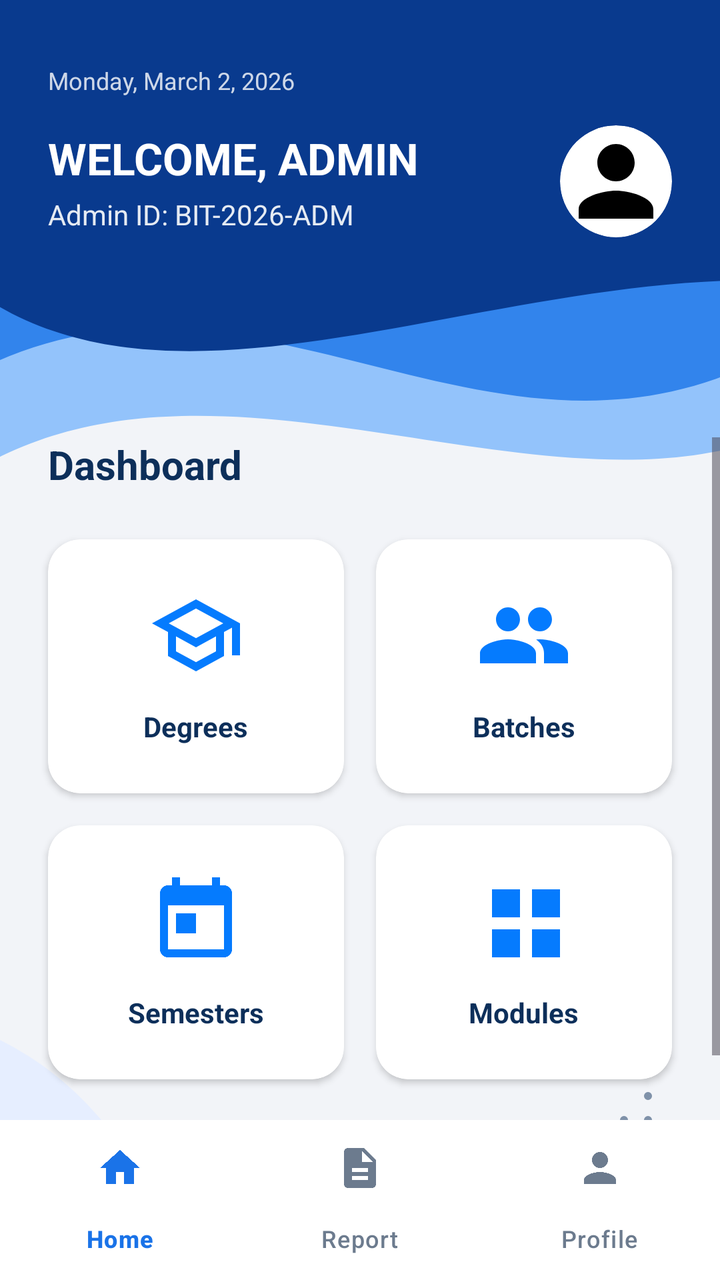
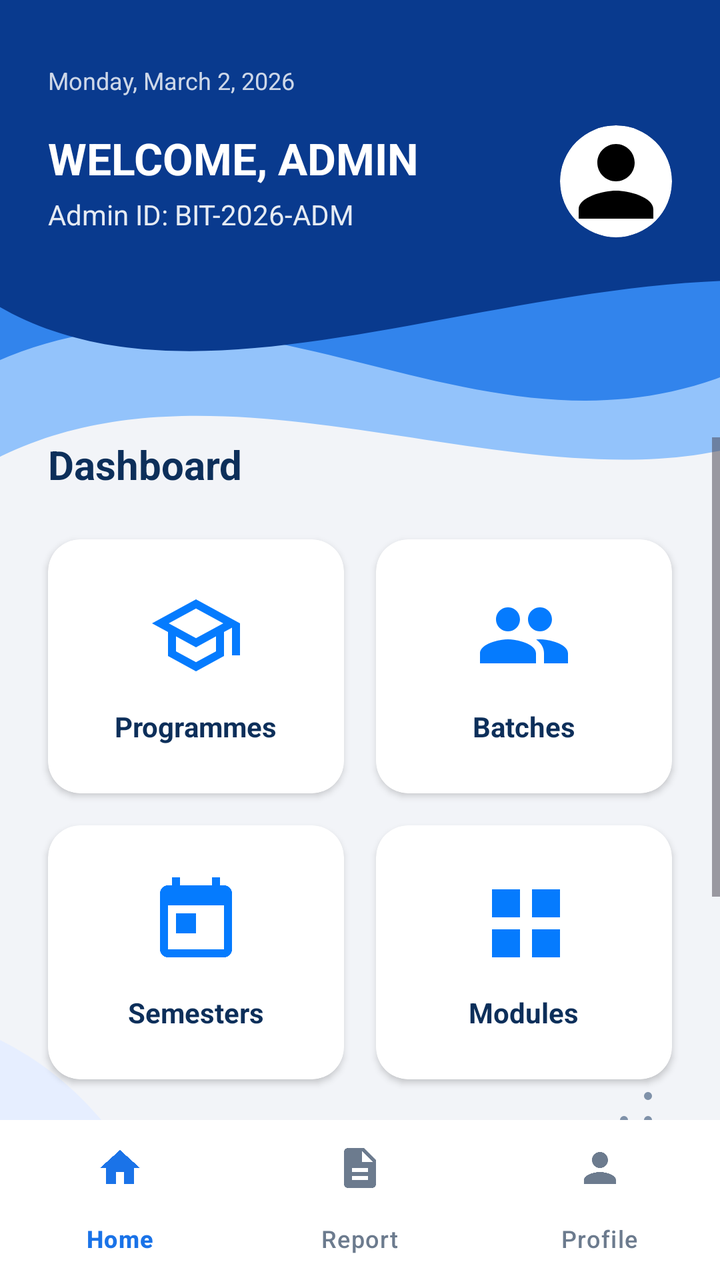

Screens rendered from an Android XML layout before and after an edit, with the pre-edit source and the edit as a unified diff.
<!-- AndroidManifest.xml: application theme Theme.FinalYearProjectNew -->
<!-- res/layout/activity_admin_home.xml -->
<?xml version="1.0" encoding="utf-8"?>
<androidx.constraintlayout.widget.ConstraintLayout xmlns:android="http://schemas.android.com/apk/res/android"
    xmlns:app="http://schemas.android.com/apk/res-auto"
    xmlns:tools="http://schemas.android.com/tools"
    android:layout_width="match_parent"
    android:layout_height="match_parent"
    android:background="@color/appBackground"
    tools:context=".AdminHomeActivity">

    <ImageView
        android:layout_width="180dp"
        android:layout_height="180dp"
        android:src="@drawable/bottom_left"
        app:layout_constraintBottom_toBottomOf="parent"
        app:layout_constraintStart_toStartOf="parent" />

    <ImageView
        android:layout_width="wrap_content"
        android:layout_height="wrap_content"
        android:src="@drawable/scond_dot_patterns"
        android:alpha="0.5"
        android:layout_marginEnd="24dp"
        android:layout_marginBottom="40dp"
        app:layout_constraintBottom_toBottomOf="parent"
        app:layout_constraintEnd_toEndOf="parent" />

    <ImageView
        android:layout_width="wrap_content"
        android:layout_height="wrap_content"
        android:src="@drawable/scond_dot_patterns"
        android:alpha="0.5"
        android:rotation="180"
        android:layout_marginStart="24dp"
        android:layout_marginTop="60dp"
        app:layout_constraintTop_toTopOf="parent"
        app:layout_constraintStart_toStartOf="parent" />

    
    <ImageView
        android:id="@+id/topBlueLayer"
        android:layout_width="match_parent"
        android:layout_height="260dp"
        android:scaleType="centerCrop"
        android:src="@drawable/ic_top_wave"
        app:layout_constraintTop_toTopOf="parent" />

    
    <TextView
        android:id="@+id/tvCurrentDate"
        android:layout_width="wrap_content"
        android:layout_height="wrap_content"
        android:layout_marginStart="24dp"
        android:layout_marginTop="32dp"
        android:text="Monday, March 2, 2026"
        android:textColor="@android:color/white"
        android:textSize="12sp"
        android:alpha="0.8"
        app:layout_constraintStart_toStartOf="parent"
        app:layout_constraintTop_toTopOf="parent" />

    
    <TextView
        android:id="@+id/tvWelcomeAdmin"
        android:layout_width="wrap_content"
        android:layout_height="wrap_content"
        android:layout_marginTop="16dp"
        android:text="WELCOME, ADMIN"
        android:textColor="@android:color/white"
        android:textSize="22sp"
        android:textStyle="bold"
        app:layout_constraintStart_toStartOf="@id/tvCurrentDate"
        app:layout_constraintTop_toBottomOf="@id/tvCurrentDate" />

    
    <TextView
        android:id="@+id/tvAdminId"
        android:layout_width="wrap_content"
        android:layout_height="wrap_content"
        android:layout_marginTop="4dp"
        android:text="Admin ID: BIT-2026-ADM"
        android:textColor="@android:color/white"
        android:textSize="14sp"
        android:alpha="0.9"
        app:layout_constraintStart_toStartOf="@id/tvWelcomeAdmin"
        app:layout_constraintTop_toBottomOf="@id/tvWelcomeAdmin" />

    
    <com.google.android.material.imageview.ShapeableImageView
        android:id="@+id/ivAdminProfile"
        android:layout_width="56dp"
        android:layout_height="56dp"
        android:layout_marginEnd="24dp"
        android:background="@drawable/bg_circle_white"
        android:scaleType="centerCrop"
        android:src="@drawable/ic_profile_filled"
        app:shapeAppearanceOverlay="@style/CircleImage"
        app:layout_constraintBottom_toBottomOf="@id/tvAdminId"
        app:layout_constraintEnd_toEndOf="parent"
        app:layout_constraintTop_toTopOf="@id/tvWelcomeAdmin" />

    
    <ScrollView
        android:layout_width="match_parent"
        android:layout_height="0dp"
        android:fillViewport="true"
        android:layout_marginTop="100dp"
        app:layout_constraintTop_toBottomOf="@id/ivAdminProfile"
        app:layout_constraintBottom_toTopOf="@id/bottomNavigationAdmin">

        <androidx.constraintlayout.widget.ConstraintLayout
            android:layout_width="match_parent"
            android:layout_height="wrap_content"
            android:paddingBottom="48dp">

            <TextView
                android:id="@+id/tvQuickActions"
                android:layout_width="wrap_content"
                android:layout_height="wrap_content"
                android:layout_marginStart="24dp"
                android:text="Dashboard"
                android:textColor="@color/colorPrimary"
                android:textSize="20sp"
                android:textStyle="bold"
                app:layout_constraintStart_toStartOf="parent"
                app:layout_constraintTop_toTopOf="parent" />

            
            <GridLayout
                android:id="@+id/gridLayout"
                android:layout_width="match_parent"
                android:layout_height="wrap_content"
                android:layout_marginHorizontal="16dp"
                android:layout_marginTop="16dp"
                android:columnCount="2"
                android:rowCount="2"
                app:layout_constraintTop_toBottomOf="@id/tvQuickActions">

                
                <androidx.cardview.widget.CardView
                    android:id="@+id/cardDegree"
                    android:layout_width="0dp"
                    android:layout_height="wrap_content"
                    android:layout_columnWeight="1"
                    android:layout_rowWeight="1"
                    android:layout_margin="8dp"
                    app:cardBackgroundColor="@color/inputBackground"
                    app:cardCornerRadius="16dp"
                    app:cardElevation="2dp"
                    android:clickable="true"
                    android:focusable="true"
                    android:foreground="?android:attr/selectableItemBackground">

                    <LinearLayout
                        android:layout_width="match_parent"
                        android:layout_height="wrap_content"
                        android:gravity="center"
                        android:orientation="vertical"
                        android:padding="24dp">

                        <ImageView
                            android:layout_width="48dp"
                            android:layout_height="48dp"
                            android:src="@drawable/ic_degree"
                            app:tint="@color/colorAccent" />

                        <TextView
                            android:layout_width="wrap_content"
                            android:layout_height="wrap_content"
                            android:layout_marginTop="12dp"
                            android:text="Degrees"
                            android:gravity="center"
                            android:textColor="@color/textColorPrimary"
                            android:textSize="14sp"
                            android:textStyle="bold" />
                    </LinearLayout>
                </androidx.cardview.widget.CardView>

                
                <androidx.cardview.widget.CardView
                    android:id="@+id/cardBatch"
                    android:layout_width="0dp"
                    android:layout_height="wrap_content"
                    android:layout_columnWeight="1"
                    android:layout_rowWeight="1"
                    android:layout_margin="8dp"
                    app:cardBackgroundColor="@color/inputBackground"
                    app:cardCornerRadius="16dp"
                    app:cardElevation="2dp"
                    android:clickable="true"
                    android:focusable="true"
                    android:foreground="?android:attr/selectableItemBackground">

                    <LinearLayout
                        android:layout_width="match_parent"
                        android:layout_height="wrap_content"
                        android:gravity="center"
                        android:orientation="vertical"
                        android:padding="24dp">

                        <ImageView
                            android:layout_width="48dp"
                            android:layout_height="48dp"
                            android:src="@drawable/ic_batch"
                            app:tint="@color/colorAccent" />

                        <TextView
                            android:layout_width="wrap_content"
                            android:layout_height="wrap_content"
                            android:layout_marginTop="12dp"
                            android:text="Batches"
                            android:gravity="center"
                            android:textColor="@color/textColorPrimary"
                            android:textSize="14sp"
                            android:textStyle="bold" />
                    </LinearLayout>
                </androidx.cardview.widget.CardView>

                
                <androidx.cardview.widget.CardView
                    android:id="@+id/cardSemester"
                    android:layout_width="0dp"
                    android:layout_height="wrap_content"
                    android:layout_columnWeight="1"
                    android:layout_rowWeight="1"
                    android:layout_margin="8dp"
                    app:cardBackgroundColor="@color/inputBackground"
                    app:cardCornerRadius="16dp"
                    app:cardElevation="2dp"
                    android:clickable="true"
                    android:focusable="true"
                    android:foreground="?android:attr/selectableItemBackground">

                    <LinearLayout
                        android:layout_width="match_parent"
                        android:layout_height="wrap_content"
                        android:gravity="center"
                        android:orientation="vertical"
                        android:padding="24dp">

                        <ImageView
                            android:layout_width="48dp"
                            android:layout_height="48dp"
                            android:src="@drawable/ic_semester"
                            app:tint="@color/colorAccent" />

                        <TextView
                            android:layout_width="wrap_content"
                            android:layout_height="wrap_content"
                            android:layout_marginTop="12dp"
                            android:text="Semesters"
                            android:gravity="center"
                            android:textColor="@color/textColorPrimary"
                            android:textSize="14sp"
                            android:textStyle="bold" />
                    </LinearLayout>
                </androidx.cardview.widget.CardView>

                
                <androidx.cardview.widget.CardView
                    android:id="@+id/cardModule"
                    android:layout_width="0dp"
                    android:layout_height="wrap_content"
                    android:layout_columnWeight="1"
                    android:layout_rowWeight="1"
                    android:layout_margin="8dp"
                    app:cardBackgroundColor="@color/inputBackground"
                    app:cardCornerRadius="16dp"
                    app:cardElevation="2dp"
                    android:clickable="true"
                    android:focusable="true"
                    android:foreground="?android:attr/selectableItemBackground">

                    <LinearLayout
                        android:layout_width="match_parent"
                        android:layout_height="wrap_content"
                        android:gravity="center"
                        android:orientation="vertical"
                        android:padding="24dp">

                        <ImageView
                            android:layout_width="48dp"
                            android:layout_height="48dp"
                            android:src="@drawable/ic_module"
                            app:tint="@color/colorAccent" />

                        <TextView
                            android:layout_width="wrap_content"
                            android:layout_height="wrap_content"
                            android:layout_marginTop="12dp"
                            android:text="Modules"
                            android:gravity="center"
                            android:textColor="@color/textColorPrimary"
                            android:textSize="14sp"
                            android:textStyle="bold" />
                    </LinearLayout>
                </androidx.cardview.widget.CardView>
            </GridLayout>

        </androidx.constraintlayout.widget.ConstraintLayout>
    </ScrollView>

    
    <com.google.android.material.bottomnavigation.BottomNavigationView
        android:id="@+id/bottomNavigationAdmin"
        android:layout_width="match_parent"
        android:layout_height="wrap_content"
        android:background="@color/inputBackground"
        app:itemIconTint="@color/nav_item_color_state"
        app:itemTextColor="@color/nav_item_color_state"
        app:menu="@menu/bottom_nav_menu_admin"
        app:layout_constraintBottom_toBottomOf="parent" />

</androidx.constraintlayout.widget.ConstraintLayout>
<!-- resources referenced by this layout -->
<resources>
  <color name="appBackground">#F2F4F8</color>
  <color name="colorAccent">#057BFE</color>
  <color name="colorPrimary">#0D2F5A</color>
  <color name="inputBackground">#FFFFFF</color>
  <color name="textColorPrimary">#0D2F5A</color>
  <!-- drawable bg_circle_white (drawable) -->
  <?xml version="1.0" encoding="utf-8"?>
  <shape xmlns:android="http://schemas.android.com/apk/res/android"
      android:shape="oval">
      <solid android:color="@android:color/white" />
  </shape>
  <!-- drawable bottom_left (drawable) -->
  <vector xmlns:android="http://schemas.android.com/apk/res/android"
      android:width="180dp" android:height="180dp"
      android:viewportWidth="180" android:viewportHeight="180">
      <path android:fillColor="@color/colorLightBlue"
          android:pathData="M0,60 C80,100 80,180 120,180 L0,180 Z"/>
      <path android:fillColor="@color/colorGradientStart"
          android:pathData="M0,110 C50,130 50,180 80,180 L0,180 Z"/>
  </vector>
  <!-- drawable ic_degree (drawable) -->
  <vector xmlns:android="http://schemas.android.com/apk/res/android"
      android:width="24dp"
      android:height="24dp"
      android:viewportWidth="24"
      android:viewportHeight="24">
      <path
          android:fillColor="@color/colorAccent"
          android:pathData="M12 3L1 9l4 2.18v6L12 21l7-3.82v-6l2-1.09V17h2V9L12 3zm6.82 6L12 12.72 5.18 9 12 5.28 18.82 9zM17 15.99l-5 2.73-5-2.73v-3.72l5 2.73 5-2.73v3.72z" />
  </vector>
  <!-- drawable ic_module (drawable) -->
  <vector xmlns:android="http://schemas.android.com/apk/res/android"
      android:width="24dp"
      android:height="24dp"
      android:viewportWidth="24"
      android:viewportHeight="24">
      <path
          android:fillColor="@color/colorAccent"
          android:pathData="M4 4h7v7H4V4zm10 0h7v7h-7V4zM4 14h7v7H4v-7zm10 0h7v7h-7v-7z" />
  </vector>
  <!-- drawable ic_profile_filled (drawable) -->
  <vector xmlns:android="http://schemas.android.com/apk/res/android"
      android:width="24dp"
      android:height="24dp"
      android:viewportWidth="24"
      android:viewportHeight="24">
    <path
        android:fillColor="#FF000000"
        android:pathData="M12,12c2.21,0 4,-1.79 4,-4s-1.79,-4 -4,-4 -4,1.79 -4,4 1.79,4 4,4zm0,2c-2.67,0 -8,1.34 -8,4v2h16v-2c0,-2.66 -5.33,-4 -8,-4z"/>
  </vector>
  <!-- drawable ic_semester (drawable) -->
  <vector xmlns:android="http://schemas.android.com/apk/res/android"
      android:width="24dp"
      android:height="24dp"
      android:viewportWidth="24"
      android:viewportHeight="24">
      <path
          android:fillColor="@color/colorAccent"
          android:pathData="M19 3h-1V1h-2v2H8V1H6v2H5c-1.11 0-1.99.9-1.99 2L3 19c0 1.1.89 2 2 2h14c1.1 0 2-.9 2-2V5c0-1.1-.9-2-2-2zm0 16H5V8h14v11zM7 10h5v5H7z" />
  </vector>
  <style name="CircleImage" parent="">
          <item name="cornerFamily">rounded</item>
          <item name="cornerSize">50%</item>
      </style>
  <style name="Theme.FinalYearProjectNew" parent="Base.Theme.FinalYearProjectNew" />
  <color name="colorLightBlue">#E6EEFF</color>
  <color name="colorGradientStart">#093A8E</color>
  <style name="Base.Theme.FinalYearProjectNew" parent="Theme.Material3.DayNight.NoActionBar">
          
          
      </style>
  <!-- unchanged entries left out for length: 3 -->
</resources>

<!-- the commit's change to res/layout/activity_admin_home.xml (unified diff, before → after) -->
@@ -167,7 +167,7 @@
                             android:layout_width="wrap_content"
                             android:layout_height="wrap_content"
                             android:layout_marginTop="12dp"
-                            android:text="Degrees"
+                            android:text="Programmes"
                             android:gravity="center"
                             android:textColor="@color/textColorPrimary"
                             android:textSize="14sp"
@@ -296,6 +296,63 @@
                 </androidx.cardview.widget.CardView>
             </GridLayout>
 
+            
+            <androidx.cardview.widget.CardView
+                android:id="@+id/cardWizard"
+                android:layout_width="match_parent"
+                android:layout_height="wrap_content"
+                android:layout_marginHorizontal="24dp"
+                android:layout_marginTop="20dp"
+                android:layout_marginBottom="24dp"
+                app:cardBackgroundColor="@color/colorAccent"
+                app:cardCornerRadius="16dp"
+                app:cardElevation="3dp"
+                android:clickable="true"
+                android:focusable="true"
+                android:foreground="?android:attr/selectableItemBackground"
+                app:layout_constraintTop_toBottomOf="@id/gridLayout"
+                app:layout_constraintStart_toStartOf="parent"
+                app:layout_constraintEnd_toEndOf="parent">
+
+                <LinearLayout
+                    android:layout_width="match_parent"
+                    android:layout_height="wrap_content"
+                    android:orientation="horizontal"
+                    android:padding="20dp"
+                    android:gravity="center_vertical">
+
+                    <LinearLayout
+                        android:layout_width="0dp"
+                        android:layout_height="wrap_content"
+                        android:layout_weight="1"
+                        android:orientation="vertical">
+
+                        <TextView
+                            android:layout_width="wrap_content"
+                            android:layout_height="wrap_content"
+                            android:text="Programme Setup Wizard"
+                            android:textColor="@android:color/white"
+                            android:textSize="16sp"
+                            android:textStyle="bold" />
+
+                        <TextView
+                            android:layout_width="wrap_content"
+                            android:layout_height="wrap_content"
+                            android:layout_marginTop="4dp"
+                            android:text="Onboard a new programme with batches, semesters, and modules in one unified flow."
+                            android:textColor="#E6EEFF"
+                            android:textSize="12sp" />
+                    </LinearLayout>
+
+                    <ImageView
+                        android:layout_width="28dp"
+                        android:layout_height="28dp"
+                        android:src="@drawable/ic_arrow_right"
+                        app:tint="@android:color/white"
+                        android:layout_marginStart="16dp"/>
+                </LinearLayout>
+            </androidx.cardview.widget.CardView>
+
         </androidx.constraintlayout.widget.ConstraintLayout>
     </ScrollView>
 
<!-- resource entries referenced after the edit -->
@@ -19,6 +19,16 @@
           android:pathData="M0,60 C80,100 80,180 120,180 L0,180 Z"/>
       <path android:fillColor="@color/colorGradientStart"
           android:pathData="M0,110 C50,130 50,180 80,180 L0,180 Z"/>
+  </vector>
+  <!-- drawable ic_arrow_right (drawable) -->
+  <vector xmlns:android="http://schemas.android.com/apk/res/android"
+      android:width="32dp"
+      android:height="32dp"
+      android:viewportWidth="24"
+      android:viewportHeight="24">
+      <path
+          android:fillColor="#057BFE"
+          android:pathData="M8.59,16.59L13.17,12 8.59,7.41 10,6l6,6 -6,6z"/>
   </vector>
   <!-- drawable ic_degree (drawable) -->
   <vector xmlns:android="http://schemas.android.com/apk/res/android"
